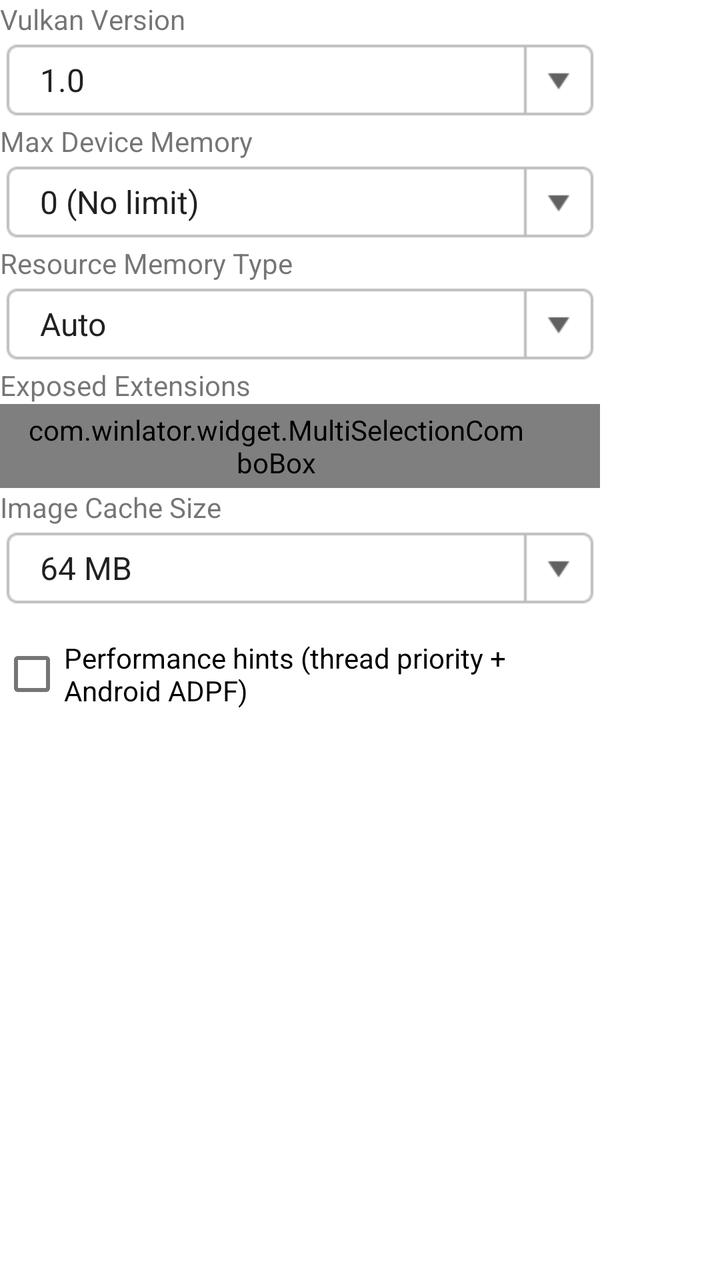
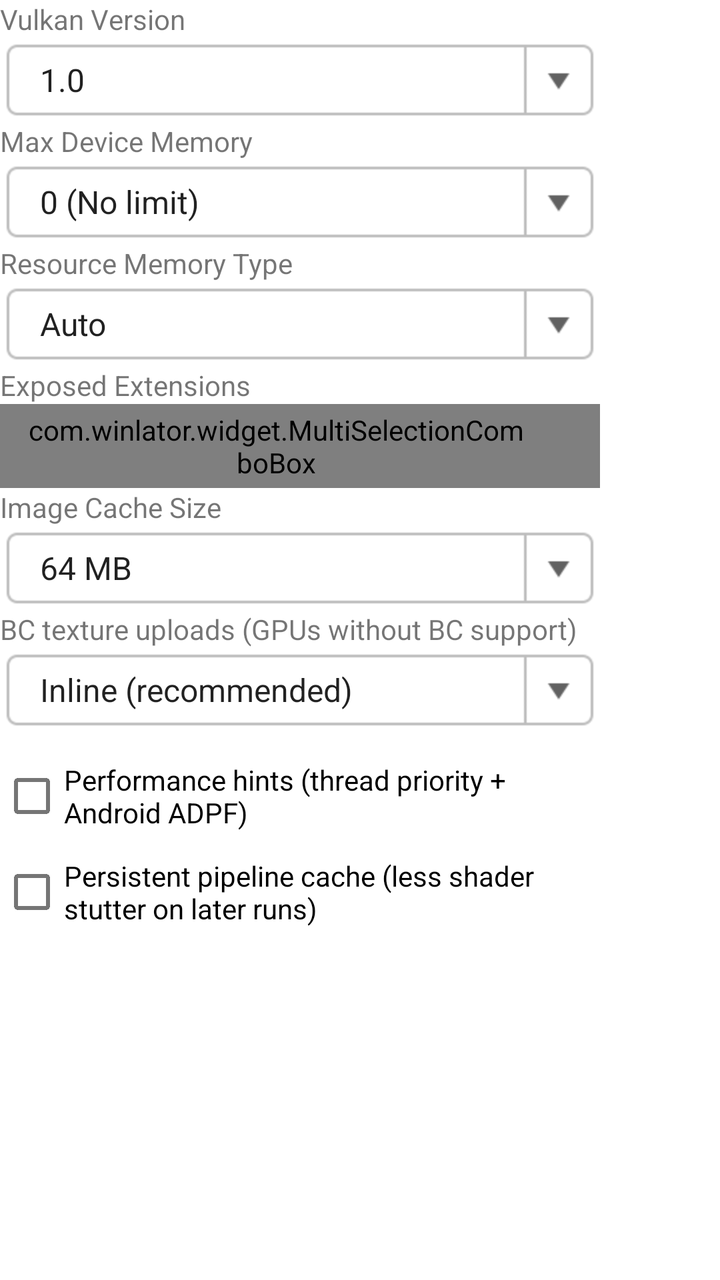

Two renders of the same Android screen: before a commit and after it. Below are the layout's source before the change and the commit's diff.
<!-- AndroidManifest.xml: fallback theme Theme.MaterialComponents.DayNight.NoActionBar -->
<!-- res/layout/vortek_config_dialog.xml -->
<?xml version="1.0" encoding="utf-8"?>
<ScrollView xmlns:android="http://schemas.android.com/apk/res/android"
    android:layout_width="wrap_content"
    android:layout_height="200dp">

    <LinearLayout
        android:layout_width="300dp"
        android:layout_height="wrap_content"
        android:orientation="vertical">

        <TextView
            android:layout_width="wrap_content"
            android:layout_height="wrap_content"
            android:text="@string/vulkan_version" />

        <Spinner
            style="@style/ComboBox"
            android:layout_width="match_parent"
            android:id="@+id/SVkMaxVersion"
            android:entries="@array/vk_version_entries" />

        <TextView
            android:layout_width="wrap_content"
            android:layout_height="wrap_content"
            android:text="@string/max_device_memory" />

        <Spinner
            style="@style/ComboBox"
            android:layout_width="match_parent"
            android:id="@+id/SMaxDeviceMemory"
            android:entries="@array/max_device_memory_entries" />

        <TextView
            android:layout_width="wrap_content"
            android:layout_height="wrap_content"
            android:text="@string/resource_memory_type" />

        <Spinner
            style="@style/ComboBox"
            android:layout_width="match_parent"
            android:id="@+id/SResourceMemoryType"
            android:entries="@array/resource_memory_type_entries" />

        <TextView
            android:layout_width="wrap_content"
            android:layout_height="wrap_content"
            android:text="@string/exposed_extensions" />

        <com.winlator.widget.MultiSelectionComboBox
            style="@style/ComboBox"
            android:layout_width="match_parent"
            android:id="@+id/MSCBExposedExtensions" />

        <TextView
            android:layout_width="wrap_content"
            android:layout_height="wrap_content"
            android:text="@string/image_cache_size" />

        <Spinner
            style="@style/ComboBox"
            android:layout_width="match_parent"
            android:id="@+id/SImageCacheSize"
            android:entries="@array/image_cache_size_entries" />
        <CheckBox
            android:id="@+id/CBPerformanceHints"
            android:layout_width="wrap_content"
            android:layout_height="wrap_content"
            android:layout_marginTop="8dp"
            android:text="@string/performance_hints" />
    </LinearLayout>
</ScrollView>
<!-- resources referenced by this layout -->
<resources>
  <string-array name="image_cache_size_entries">
          <item>64 MB</item>
          <item>128 MB</item>
          <item>256 MB</item>
          <item>512 MB</item>
          <item>1024 MB</item>
      </string-array>
  <string-array name="max_device_memory_entries">
          <item>@string/zero_no_limit</item>
          <item>512 MB</item>
          <item>1 GB</item>
          <item>2 GB</item>
          <item>4 GB</item>
          <item>6 GB</item>
          <item>8 GB</item>
          <item>12 GB</item>
      </string-array>
  <string-array name="resource_memory_type_entries">
          <item>@string/auto</item>
          <item>Opaque FD</item>
          <item>DMA Buffer</item>
          <item>Native Hardware Buffer</item>
      </string-array>
  <string-array name="vk_version_entries">
          <item>1.0</item>
          <item>1.1</item>
          <item>1.2</item>
          <item>1.3</item>
      </string-array>
  <string name="exposed_extensions">Exposed Extensions</string>
  <string name="image_cache_size">Image Cache Size</string>
  <string name="max_device_memory">Max Device Memory</string>
  <string name="performance_hints">Performance hints (thread priority + Android ADPF)</string>
  <string name="resource_memory_type">Resource Memory Type</string>
  <string name="vulkan_version">Vulkan Version</string>
  <style name="ComboBox">
          <item name="android:layout_width">192dp</item>
          <item name="android:layout_height">42dp</item>
          <item name="android:focusable">true</item>
          <item name="android:clickable">true</item>
          <item name="android:textSize">16sp</item>
          <item name="android:textColor">?attr/colorPrimaryText</item>
          <item name="android:gravity">left|center_vertical</item>
          <item name="android:paddingLeft">12dp</item>
          <item name="android:paddingRight">36dp</item>
          <item name="android:paddingTop">0dp</item>
          <item name="android:paddingBottom">0dp</item>
          <item name="android:maxLines">1</item>
          <item name="android:ellipsize">end</item>
          <item name="android:spinnerMode">dropdown</item>
          <item name="android:background">@drawable/combo_box</item>
          <item name="android:popupBackground">?attr/popupMenuBackground</item>
      </style>
  <string name="zero_no_limit">0 (No limit)</string>
  <string name="auto">Auto</string>
  <!-- drawable combo_box (drawable) -->
  <?xml version="1.0" encoding="utf-8"?>
  <selector xmlns:android="http://schemas.android.com/apk/res/android" >
      <item android:state_pressed="true" android:drawable="@drawable/combo_box_pressed" />
      <item android:state_focused="true" android:drawable="@drawable/combo_box_normal" />
      <item android:drawable="@drawable/combo_box_normal" />
  </selector>
  <!-- drawable combo_box_pressed: png bitmap (drawable-hdpi, 1650 bytes) -->
  <!-- drawable combo_box_normal: png bitmap (drawable-hdpi, 1652 bytes) -->
</resources>

<!-- the commit's change to res/layout/vortek_config_dialog.xml (unified diff, before → after) -->
@@ -61,11 +61,28 @@
             android:layout_width="match_parent"
             android:id="@+id/SImageCacheSize"
             android:entries="@array/image_cache_size_entries" />
+        <TextView
+            android:layout_width="wrap_content"
+            android:layout_height="wrap_content"
+            android:text="@string/texture_upload_mode" />
+
+        <Spinner
+            style="@style/ComboBox"
+            android:layout_width="match_parent"
+            android:id="@+id/STextureUploadMode"
+            android:entries="@array/texture_upload_mode_entries" />
+
         <CheckBox
             android:id="@+id/CBPerformanceHints"
             android:layout_width="wrap_content"
             android:layout_height="wrap_content"
             android:layout_marginTop="8dp"
             android:text="@string/performance_hints" />
+
+        <CheckBox
+            android:id="@+id/CBPipelineCache"
+            android:layout_width="wrap_content"
+            android:layout_height="wrap_content"
+            android:text="@string/persistent_pipeline_cache" />
     </LinearLayout>
 </ScrollView>
<!-- resource entries referenced after the edit -->
@@ -23,6 +23,12 @@
           <item>DMA Buffer</item>
           <item>Native Hardware Buffer</item>
       </string-array>
+  <string-array name="texture_upload_mode_entries">
+          <item>Inline (recommended)</item>
+          <item>Batched + barriers</item>
+          <item>Batched (LURVETA 1.0)</item>
+          <item>Synchronous (Winlator 11.2)</item>
+      </string-array>
   <string-array name="vk_version_entries">
           <item>1.0</item>
           <item>1.1</item>
@@ -33,7 +39,9 @@
   <string name="image_cache_size">Image Cache Size</string>
   <string name="max_device_memory">Max Device Memory</string>
   <string name="performance_hints">Performance hints (thread priority + Android ADPF)</string>
+  <string name="persistent_pipeline_cache">Persistent pipeline cache (less shader stutter on later runs)</string>
   <string name="resource_memory_type">Resource Memory Type</string>
+  <string name="texture_upload_mode">BC texture uploads (GPUs without BC support)</string>
   <string name="vulkan_version">Vulkan Version</string>
   <style name="ComboBox">
           <item name="android:layout_width">192dp</item>
